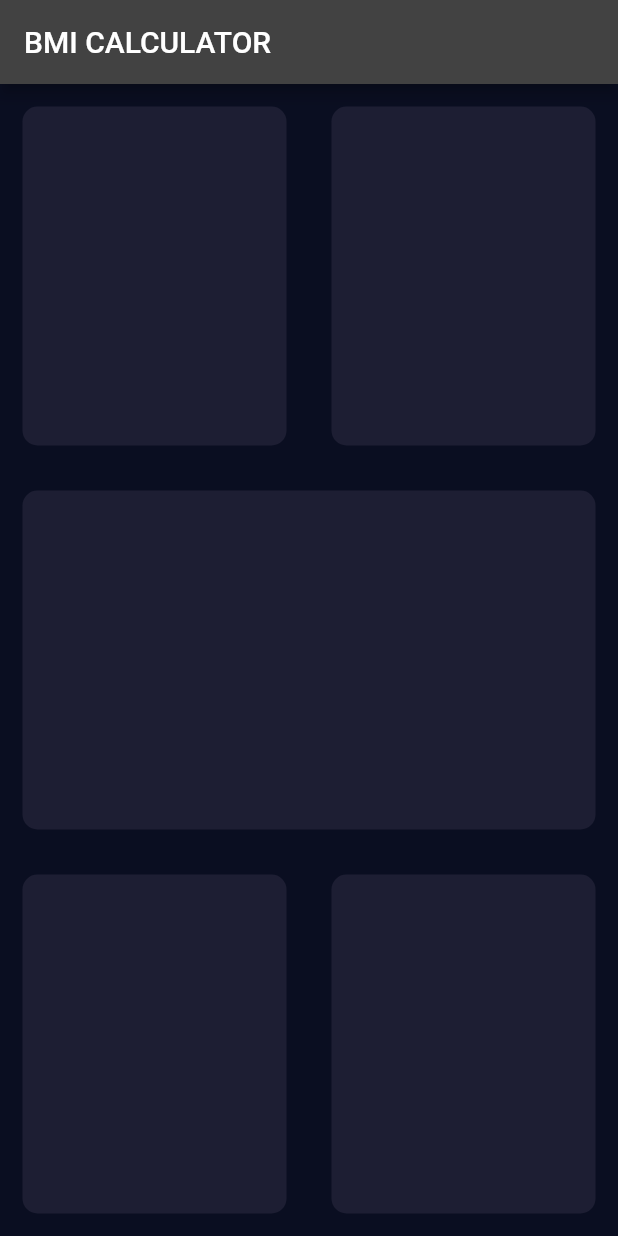
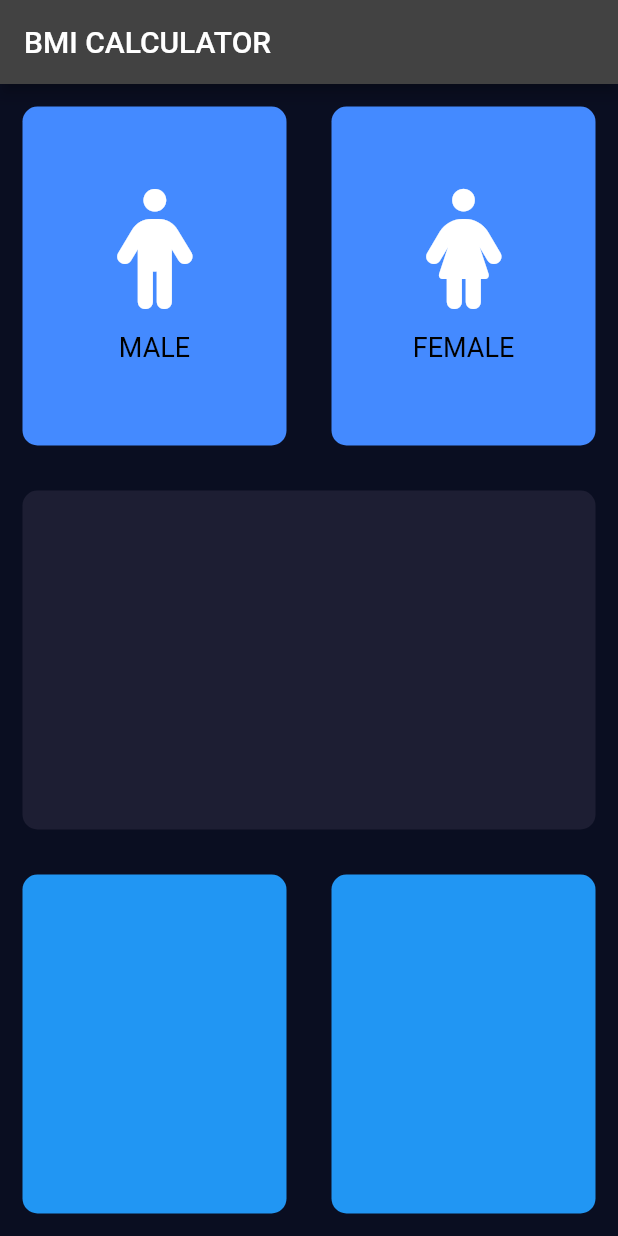
Before and after one commit to Zainulabdi/Zainulabdin, a Flutter app: the screen it shows after launch, on a phone screen of 412 x 824 dp. Run offline on Flutter 3.47's test engine with Material 2 defaults, Android fonts, the light colour scheme and no system bars; our stand-ins replace audioplayers, font_awesome_flutter, rflutter_alert.

Commit message:
Icon and label widgets
part 03 and 04

```diff
--- a/bmi-calculator-flutter-master/lib/input_page.dart
+++ b/bmi-calculator-flutter-master/lib/input_page.dart
@@ -1,4 +1,5 @@
 import 'package:flutter/material.dart';
+import 'package:font_awesome_flutter/font_awesome_flutter.dart';
 
 class InputPage extends StatefulWidget {
   @override
@@ -16,45 +17,32 @@ class _InputPageState extends State<InputPage> {
         children: [
           Expanded(child: Row(
             children: [
-              Expanded(child: Container(
-                margin: EdgeInsets.all(15.0),
-                decoration: BoxDecoration(
-                  color: Color(0xFF1D1E33),
-                  borderRadius: BorderRadius.circular(10.0),
+              Expanded(child:new RepeatContainerCode(
+                colors: Colors.blueAccent,
+                cardwidget: RepeatTextandICONeWidget(
+                  iconData: FontAwesomeIcons.male,
+                  label: 'MALE',
                 ),
-              )),
-              Expanded(child: Container(
-    margin: EdgeInsets.all(15.0),
-    decoration: BoxDecoration(
-    color: Color(0xFF1D1E33),
-    borderRadius: BorderRadius.circular(10.0),
-    ),
-    ),),
+              ),
+              ),
+              Expanded(child: new RepeatContainerCode(
+                colors: Colors.blueAccent,
+                cardwidget: RepeatTextandICONeWidget(
+                  iconData: FontAwesomeIcons.female,
+                  label: 'FEMALE',
+                ),
+              ),
+              ),
             ],
           )),
-          Expanded(child: Container(
-    margin: EdgeInsets.all(15.0),
-    decoration: BoxDecoration(
-    color: Color(0xFF1D1E33),
-    borderRadius: BorderRadius.circular(10.0),
-    ),
-    ),),
+          Expanded(child:new RepeatContainerCode(colors: Color(0xFF1D1E33),),
+          ),
           Expanded(child:  Row(
     children: [
-    Expanded(child: Container(
-    margin: EdgeInsets.all(15.0),
-    decoration: BoxDecoration(
-    color: Color(0xFF1D1E33),
-    borderRadius: BorderRadius.circular(10.0),
+    Expanded(child: new RepeatContainerCode(colors: Colors.blue),
     ),
-    ),),
-    Expanded(child: Container(
-    margin: EdgeInsets.all(15.0),
-    decoration: BoxDecoration(
-    color: Color(0xFF1D1E33),
-    borderRadius: BorderRadius.circular(10.0),
+    Expanded(child:new RepeatContainerCode(colors: Colors.blue),
     ),
-    ),),
     ],
     ),),
         ],
@@ -62,3 +50,49 @@ class _InputPageState extends State<InputPage> {
     );
   }
 }
+
+class RepeatTextandICONeWidget extends StatelessWidget {
+  RepeatTextandICONeWidget({@required this.iconData,this.label});
+ final IconData iconData;
+ final String label;
+
+  @override
+  Widget build(BuildContext context) {
+    return Column(
+      mainAxisAlignment: MainAxisAlignment.center,
+      children: [
+        Icon(
+          iconData,
+          size: 80.0,
+        ),
+        SizedBox(
+          height: 15.0,
+
+       ),
+        Text( label,style: TextStyle(
+          fontSize: 18.0,
+          color: Colors.black
+        ),
+        )
+      ],
+
+    );
+  }
+}
+
+class RepeatContainerCode extends StatelessWidget {
+  RepeatContainerCode({@ required this.colors,this.cardwidget});
+final Color colors;
+final Widget cardwidget;
+  @override
+  Widget build(BuildContext context) {
+    return Container(
+      margin: EdgeInsets.all(15.0),
+      child: cardwidget,
+      decoration: BoxDecoration(
+        color: colors ,
+        borderRadius: BorderRadius.circular(10.0),
+      ),
+    );
+  }
+}
--- a/bmi-calculator-flutter-master/pubspec.yaml
+++ b/bmi-calculator-flutter-master/pubspec.yaml
@@ -7,10 +7,14 @@ environment:
   sdk: ">=2.1.0 <3.0.0"
 
 dependencies:
+
   flutter:
     sdk: flutter
 
+
   cupertino_icons: ^0.1.2
+  font_awesome_flutter: ^10.1.0
+
 
 dev_dependencies:
   flutter_test:
```
